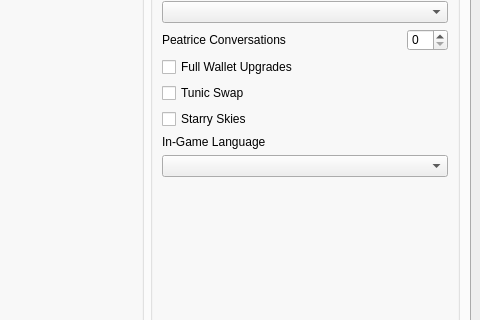
The window that gui/ui/main.ui (mint-choc-chip-skyblade/sshd-rando) describes before a commit, drawn with Qt 5; both pictures show x 820 to 1300 and y 198 to 518 of the 1300 by 843 pixel window.
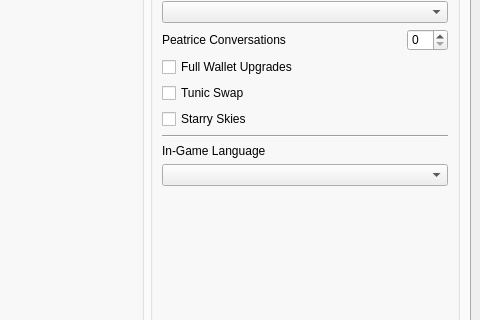
The same window after the commit. Custom widgets are drawn as their Qt base class.

Commit message: Tweak language option descriptions

What changed in the file:
```diff
--- a/gui/ui/main.ui
+++ b/gui/ui/main.ui
@@ -840,6 +840,13 @@
              </property>
             </widget>
            </item>
+           <item>
+            <widget class="Line" name="line_2">
+             <property name="orientation">
+              <enum>Qt::Horizontal</enum>
+             </property>
+            </widget>
+           </item>
            <item>
             <widget class="QLabel" name="language_label">
              <property name="text">
```
The commit also changes 2 other files.
